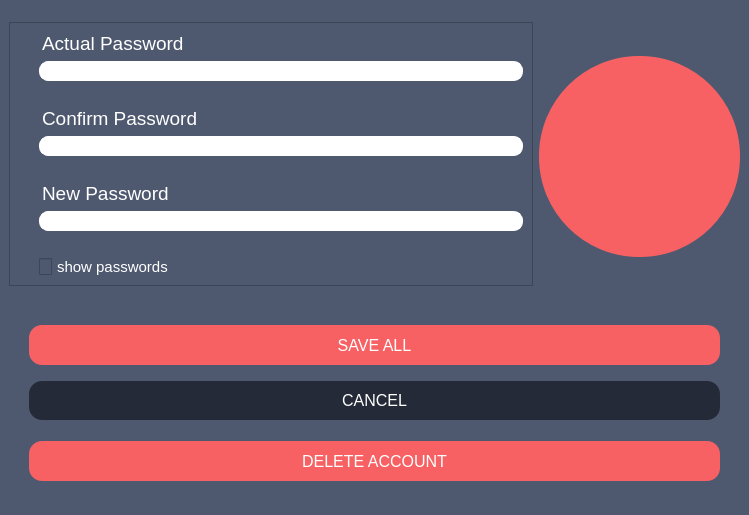
Old version of the form src/client/gui/ui/edit.ui in the repository aleoli/Shared-Editor.
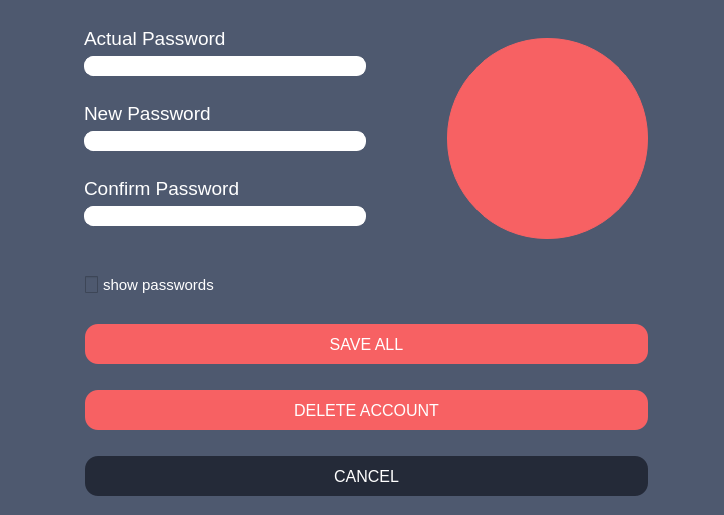
New version of the form. Icons and pictures are not drawn.

Commit message: modificato Edit, Registration, TextEditor, DockWidget, DockWidget_folder

Patch:
```diff
--- a/src/client/gui/ui/edit.ui
+++ b/src/client/gui/ui/edit.ui
@@ -6,7 +6,7 @@
    <rect>
     <x>0</x>
     <y>0</y>
-    <width>749</width>
+    <width>724</width>
     <height>515</height>
    </rect>
   </property>
@@ -34,23 +34,312 @@
 </string>
    </property>
    <layout class="QGridLayout" name="gridLayout">
-    <item row="1" column="1" alignment="Qt::AlignHCenter">
+    <item row="2" column="0" colspan="2">
+     <layout class="QVBoxLayout" name="buttons">
+      <property name="leftMargin">
+       <number>10</number>
+      </property>
+      <property name="topMargin">
+       <number>0</number>
+      </property>
+      <item>
+       <widget class="QPushButton" name="btn_save">
+        <property name="sizePolicy">
+         <sizepolicy hsizetype="Minimum" vsizetype="Fixed">
+          <horstretch>0</horstretch>
+          <verstretch>0</verstretch>
+         </sizepolicy>
+        </property>
+        <property name="cursor">
+         <cursorShape>PointingHandCursor</cursorShape>
+        </property>
+        <property name="toolTip">
+         <string/>
+        </property>
+        <property name="styleSheet">
+         <string notr="true">QPushButton {
+	background: #f76163;
+    border-width: 1px;
+    border-radius: 13px;
+    border-color: #f76163;
+    font: 12pt;
+    color: white;
+    padding: 10px;
+	margin-left: 0px;
+	margin-right: 0px;
+	margin-top: 15px;
+	margin-bottom: 10px;
+	min-height: 20px;
+}
+
+QPushButton:hover {
+background: qradialgradient(cx:0.3, cy:0.5, radius: 5.5,
+              fx:0.5, fy:0.5, stop:0 #f65964, stop:1 white);
+}
+
+QPushButton:pressed {
+background: qradialgradient(cx:0.7, cy:0.5, radius: 5.5,
+              fx:0.5, fy:0.5, stop:0 #f65964, stop:1 black);
+}
+
+QPushButton:focus {
+   border: none;
+   outline: none;
+}</string>
+        </property>
+        <property name="text">
+         <string>SAVE ALL</string>
+        </property>
+       </widget>
+      </item>
+      <item>
+       <widget class="QPushButton" name="btn_delete">
+        <property name="enabled">
+         <bool>true</bool>
+        </property>
+        <property name="cursor">
+         <cursorShape>PointingHandCursor</cursorShape>
+        </property>
+        <property name="styleSheet">
+         <string notr="true">QPushButton {
+	background: #f76163;
+    border-width: 1px;
+    border-radius: 13px;
+    border-color: #f76163;
+    font: 12pt;
+    color: white;
+    padding: 10px;
+	margin-left: 0px;
+	margin-right: 0px;
+	margin-top: 10px;
+	margin-bottom: 10px;
+	min-height: 20px;
+}
+
+QPushButton:hover {
+background: qradialgradient(cx:0.3, cy:0.5, radius: 5.5,
+              fx:0.5, fy:0.5, stop:0 #f65964, stop:1 white);
+}
+
+QPushButton:pressed {
+background: qradialgradient(cx:0.7, cy:0.5, radius: 5.5,
+              fx:0.5, fy:0.5, stop:0 #f65964, stop:1 black);
+}
+
+QPushButton:focus {
+   border: none;
+   outline: none;
+}</string>
+        </property>
+        <property name="text">
+         <string>DELETE ACCOUNT</string>
+        </property>
+       </widget>
+      </item>
+      <item>
+       <widget class="QPushButton" name="btn_cancel">
+        <property name="sizePolicy">
+         <sizepolicy hsizetype="Minimum" vsizetype="Fixed">
+          <horstretch>0</horstretch>
+          <verstretch>0</verstretch>
+         </sizepolicy>
+        </property>
+        <property name="cursor">
+         <cursorShape>PointingHandCursor</cursorShape>
+        </property>
+        <property name="toolTip">
+         <string/>
+        </property>
+        <property name="styleSheet">
+         <string notr="true">QPushButton {
+    background: #242A38;
+    border-width: 1px;
+    border-radius: 13px;
+    border-color: #242A38;
+    font: 12pt;
+	color: white;
+    padding: 10px;
+	margin-left: 0px;
+	margin-right: 0px;
+	margin-top: 10px;
+	min-height: 20px;
+}
+
+QPushButton:hover {
+background: qradialgradient(cx:0.3, cy:0.5, radius: 5.5,
+              fx:0.5, fy:0.5, stop:0 #242A38, stop:1 white);
+}
+
+QPushButton:pressed {
+border-style: inset;
+background: qradialgradient(cx:0.7, cy:0.5, radius: 5.5,
+              fx:0.5, fy:0.5, stop:0 #242A38, stop:1 #000);
+}
+
+QPushButton:focus {
+   border: none;
+   outline: none;
+}</string>
+        </property>
+        <property name="text">
+         <string>CANCEL</string>
+        </property>
+       </widget>
+      </item>
+     </layout>
+    </item>
+    <item row="0" column="0">
+     <widget class="QFrame" name="frame">
+      <property name="maximumSize">
+       <size>
+        <width>300</width>
+        <height>16777215</height>
+       </size>
+      </property>
+      <property name="styleSheet">
+       <string notr="true">margin-bottom: 5px;</string>
+      </property>
+      <property name="frameShape">
+       <enum>QFrame::NoFrame</enum>
+      </property>
+      <property name="frameShadow">
+       <enum>QFrame::Plain</enum>
+      </property>
+      <layout class="QVBoxLayout" name="verticalLayout_5">
+       <item>
+        <layout class="QVBoxLayout" name="pwd">
+         <property name="rightMargin">
+          <number>0</number>
+         </property>
+         <item>
+          <widget class="QLabel" name="label_pwd">
+           <property name="styleSheet">
+            <string notr="true">QLabel{
+	text-decoration: none;
+	margin-left: 0px;
+	margin-bottom: 0px;
+}</string>
+           </property>
+           <property name="text">
+            <string>&lt;html&gt;&lt;head/&gt;&lt;body&gt;&lt;p&gt;&lt;span style=&quot; font-size:14pt; color:#ffffff;&quot;&gt;Actual Password&lt;/span&gt;&lt;/p&gt;&lt;/body&gt;&lt;/html&gt;</string>
+           </property>
+          </widget>
+         </item>
+         <item>
+          <widget class="QLineEdit" name="ledit_pwd">
+           <property name="styleSheet">
+            <string notr="true">background: white;
+border:1px solid white;
+border-radius: 9px;
+padding: 1 8px;
+margin: 0 0 20 0px;
+color: #242A38;
+font: &quot;Segoe UI Emoji&quot;;
+selection-background-color: #f76163;</string>
+           </property>
+           <property name="echoMode">
+            <enum>QLineEdit::Password</enum>
+           </property>
+          </widget>
+         </item>
+        </layout>
+       </item>
+       <item>
+        <layout class="QVBoxLayout" name="newPwd">
+         <item>
+          <widget class="QLabel" name="label_newPwd">
+           <property name="styleSheet">
+            <string notr="true">QLabel{
+	text-decoration: none;
+	margin-left: 0px;
+	margin-bottom: 0px;
+}</string>
+           </property>
+           <property name="text">
+            <string>&lt;html&gt;&lt;head/&gt;&lt;body&gt;&lt;p&gt;&lt;span style=&quot; font-size:14pt; color:#ffffff;&quot;&gt;New Password&lt;/span&gt;&lt;/p&gt;&lt;/body&gt;&lt;/html&gt;</string>
+           </property>
+          </widget>
+         </item>
+         <item>
+          <widget class="QLineEdit" name="ledit_newPwd">
+           <property name="styleSheet">
+            <string notr="true">background: white;
+border:1px solid white;
+border-radius: 9px;
+padding: 1 8px;
+margin: 0 0 20 0px;
+color: #242A38;
+font: &quot;Segoe UI Emoji&quot;;
+selection-background-color: #f76163;</string>
+           </property>
+           <property name="echoMode">
+            <enum>QLineEdit::Password</enum>
+           </property>
+          </widget>
+         </item>
+        </layout>
+       </item>
+       <item>
+        <layout class="QVBoxLayout" name="cnfrmPwd">
+         <property name="sizeConstraint">
+          <enum>QLayout::SetDefaultConstraint</enum>
+         </property>
+         <property name="rightMargin">
+          <number>0</number>
+         </property>
+         <item>
+          <widget class="QLabel" name="label_cnfrmPwd">
+           <property name="styleSheet">
+            <string notr="true">QLabel{
+	text-decoration: none;
+	margin-left: 0px;
+	margin-bottom: 0px;
+}</string>
+           </property>
+           <property name="text">
+            <string>&lt;html&gt;&lt;head/&gt;&lt;body&gt;&lt;p&gt;&lt;span style=&quot; font-size:14pt; color:#ffffff;&quot;&gt;Confirm Password&lt;/span&gt;&lt;/p&gt;&lt;/body&gt;&lt;/html&gt;</string>
+           </property>
+          </widget>
+         </item>
+         <item>
+          <widget class="QLineEdit" name="lineEdit_cnfrmPwd">
+           <property name="styleSheet">
+            <string notr="true">background: white;
+border:1px solid white;
+border-radius: 9px;
+padding: 1 8px;
+margin: 0 0 20 0px;
+color: #242A38;
+font: &quot;Segoe UI Emoji&quot;;
+selection-background-color: #f76163;</string>
+           </property>
+           <property name="echoMode">
+            <enum>QLineEdit::Password</enum>
+           </property>
+          </widget>
+         </item>
+        </layout>
+       </item>
+      </layout>
+     </widget>
+    </item>
+    <item row="0" column="1">
      <widget class="QPushButton" name="btn_changeProfile">
       <property name="enabled">
        <bool>true</bool>
       </property>
       <property name="minimumSize">
        <size>
+        <width>0</width>
+        <height>0</height>
+       </size>
+      </property>
+      <property name="maximumSize">
+       <size>
         <width>201</width>
         <height>201</height>
        </size>
       </property>
-      <property name="maximumSize">
-       <size>
-        <width>16777215</width>
-        <height>201</height>
-       </size>
-      </property>
       <property name="sizeIncrement">
        <size>
         <width>0</width>
@@ -63,151 +352,6 @@
         <height>0</height>
        </size>
       </property>
-      <property name="palette">
-       <palette>
-        <active>
-         <colorrole role="Button">
-          <brush brushstyle="SolidPattern">
-           <color alpha="255">
-            <red>247</red>
-            <green>97</green>
-            <blue>99</blue>
-           </color>
-          </brush>
-         </colorrole>
-         <colorrole role="Base">
-          <brush brushstyle="SolidPattern">
-           <color alpha="255">
-            <red>247</red>
-            <green>97</green>
-            <blue>99</blue>
-           </color>
-          </brush>
-         </colorrole>
-         <colorrole role="Window">
-          <brush brushstyle="SolidPattern">
-           <color alpha="255">
-            <red>247</red>
-            <green>97</green>
-            <blue>99</blue>
-           </color>
-          </brush>
-         </colorrole>
-         <colorrole role="ToolTipBase">
-          <brush brushstyle="SolidPattern">
-           <color alpha="255">
-            <red>255</red>
-            <green>255</green>
-            <blue>220</blue>
-           </color>
-          </brush>
-         </colorrole>
-         <colorrole role="ToolTipText">
-          <brush brushstyle="SolidPattern">
-           <color alpha="255">
-            <red>0</red>
-            <green>0</green>
-            <blue>0</blue>
-           </color>
-          </brush>
-         </colorrole>
-        </active>
-        <inactive>
-         <colorrole role="Button">
-          <brush brushstyle="SolidPattern">
-           <color alpha="255">
-            <red>247</red>
-            <green>97</green>
-            <blue>99</blue>
-           </color>
-          </brush>
-         </colorrole>
-         <colorrole role="Base">
-          <brush brushstyle="SolidPattern">
-           <color alpha="255">
-            <red>247</red>
-            <green>97</green>
-            <blue>99</blue>
-           </color>
-          </brush>
-         </colorrole>
-         <colorrole role="Window">
-          <brush brushstyle="SolidPattern">
-           <color alpha="255">
-            <red>247</red>
-            <green>97</green>
-            <blue>99</blue>
-           </color>
-          </brush>
-         </colorrole>
-         <colorrole role="ToolTipBase">
-          <brush brushstyle="SolidPattern">
-           <color alpha="255">
-            <red>255</red>
-            <green>255</green>
-            <blue>220</blue>
-           </color>
-          </brush>
-         </colorrole>
-         <colorrole role="ToolTipText">
-          <brush brushstyle="SolidPattern">
-           <color alpha="255">
-            <red>0</red>
-            <green>0</green>
-            <blue>0</blue>
-           </color>
-          </brush>
-         </colorrole>
-        </inactive>
-        <disabled>
-         <colorrole role="Button">
-          <brush brushstyle="SolidPattern">
-           <color alpha="255">
-            <red>247</red>
-            <green>97</green>
-            <blue>99</blue>
-           </color>
-          </brush>
-         </colorrole>
-         <colorrole role="Base">
-          <brush brushstyle="SolidPattern">
-           <color alpha="255">
-            <red>247</red>
-            <green>97</green>
-            <blue>99</blue>
-           </color>
-          </brush>
-         </colorrole>
-         <colorrole role="Window">
-          <brush brushstyle="SolidPattern">
-           <color alpha="255">
-            <red>247</red>
-            <green>97</green>
-            <blue>99</blue>
-           </color>
-          </brush>
-         </colorrole>
-         <colorrole role="ToolTipBase">
-          <brush brushstyle="SolidPattern">
-           <color alpha="255">
-            <red>255</red>
-            <green>255</green>
-            <blue>220</blue>
-           </color>
-          </brush>
-         </colorrole>
-         <colorrole role="ToolTipText">
-          <brush brushstyle="SolidPattern">
-           <color alpha="255">
-            <red>0</red>
-            <green>0</green>
-            <blue>0</blue>
-           </color>
-          </brush>
-         </colorrole>
-        </disabled>
-       </palette>
-      </property>
       <property name="cursor">
        <cursorShape>PointingHandCursor</cursorShape>
       </property>
@@ -220,7 +364,7 @@
       <property name="styleSheet">
        <string notr="true">QPushButton{
 background-color: #f76163;
-border: 0px solid white;
+border: 1px solid #f76163;
 border-radius: 100px;
 }
 
@@ -268,168 +412,20 @@
      </widget>
     </item>
     <item row="1" column="0">
-     <widget class="QFrame" name="form">
-      <property name="minimumSize">
-       <size>
-        <width>0</width>
-        <height>0</height>
-       </size>
+     <widget class="QCheckBox" name="checkBox_showPasswords">
+      <property name="cursor">
+       <cursorShape>PointingHandCursor</cursorShape>
       </property>
-      <property name="maximumSize">
-       <size>
-        <width>16777215</width>
-        <height>16777215</height>
-       </size>
+      <property name="toolTip">
+       <string/>
       </property>
       <property name="styleSheet">
-       <string notr="true">padding-top: 0px;
-margin-left: 0px;
-margin-right: 0px;
-margin-bottom: 5px;</string>
-      </property>
-      <property name="frameShape">
-       <enum>QFrame::StyledPanel</enum>
-      </property>
-      <property name="frameShadow">
-       <enum>QFrame::Raised</enum>
-      </property>
-      <layout class="QVBoxLayout" name="verticalLayout_5">
-       <property name="sizeConstraint">
-        <enum>QLayout::SetDefaultConstraint</enum>
-       </property>
-       <item>
-        <layout class="QVBoxLayout" name="pwd">
-         <item>
-          <widget class="QLabel" name="label_pwd">
-           <property name="styleSheet">
-            <string notr="true">QLabel{;
-	background: rgba(0,0,0,0);
-	margin-left: 20px;
-	margin-bottom: 0px;
-}</string>
-           </property>
-           <property name="text">
-            <string>&lt;html&gt;&lt;head/&gt;&lt;body&gt;&lt;p&gt;&lt;span style=&quot; font-size:14pt; color:#ffffff;&quot;&gt;Actual Password&lt;/span&gt;&lt;/p&gt;&lt;/body&gt;&lt;/html&gt;</string>
-           </property>
-          </widget>
-         </item>
-         <item>
-          <widget class="QLineEdit" name="lineEdit_pwd">
-           <property name="styleSheet">
-            <string notr="true">background: white;
-border:1px solid white;
-border-radius: 9px;
-padding: 1 8px;
-margin: 0 0 20 20px;
-color: #242A38;
-font: &quot;Segoe UI Emoji&quot;;
-selection-background-color: #f76163;</string>
-           </property>
-           <property name="echoMode">
-            <enum>QLineEdit::Password</enum>
-           </property>
-          </widget>
-         </item>
-        </layout>
-       </item>
-       <item>
-        <layout class="QVBoxLayout" name="cnfrmPwd">
-         <property name="sizeConstraint">
-          <enum>QLayout::SetDefaultConstraint</enum>
-         </property>
-         <property name="rightMargin">
-          <number>0</number>
-         </property>
-         <item>
-          <widget class="QLabel" name="label_cnfrmPwd">
-           <property name="styleSheet">
-            <string notr="true">QLabel{;
-	background: rgba(0,0,0,0);
-	margin-left: 20px;
-	margin-bottom: 0px;
-}</string>
-           </property>
-           <property name="text">
-            <string>&lt;html&gt;&lt;head/&gt;&lt;body&gt;&lt;p&gt;&lt;span style=&quot; font-size:14pt; color:#ffffff;&quot;&gt;Confirm Password&lt;/span&gt;&lt;/p&gt;&lt;/body&gt;&lt;/html&gt;</string>
-           </property>
-          </widget>
-         </item>
-         <item>
-          <widget class="QLineEdit" name="lineEdit_cnfrmPwd">
-           <property name="styleSheet">
-            <string notr="true">background: white;
-border:1px solid white;
-border-radius: 9px;
-padding: 1 8px;
-margin: 0 0 20 20px;
-color: #242A38;
-font: &quot;Segoe UI Emoji&quot;;
-selection-background-color: #f76163;</string>
-           </property>
-           <property name="echoMode">
-            <enum>QLineEdit::Password</enum>
-           </property>
-          </widget>
-         </item>
-        </layout>
-       </item>
-       <item>
-        <layout class="QVBoxLayout" name="newPwd">
-         <property name="sizeConstraint">
-          <enum>QLayout::SetDefaultConstraint</enum>
-         </property>
-         <item>
-          <widget class="QLabel" name="label_newPwd">
-           <property name="styleSheet">
-            <string notr="true">QLabel{;
-	background: rgba(0,0,0,0);
-	margin-left: 20px;
-	margin-bottom: 0px;
-}</string>
-           </property>
-           <property name="text">
-            <string>&lt;html&gt;&lt;head/&gt;&lt;body&gt;&lt;p&gt;&lt;span style=&quot; font-size:14pt; color:#ffffff;&quot;&gt;New  Password&lt;/span&gt;&lt;/p&gt;&lt;/body&gt;&lt;/html&gt;</string>
-           </property>
-          </widget>
-         </item>
-         <item>
-          <widget class="QLineEdit" name="lineEdit_newPwd">
-           <property name="styleSheet">
-            <string notr="true">background: white;
-border:1px solid white;
-border-radius: 9px;
-padding: 1 8px;
-margin: 0 0 20 20px;
-color: #242A38;
-font: &quot;Segoe UI Emoji&quot;;
-selection-background-color: #f76163;</string>
-           </property>
-           <property name="echoMode">
-            <enum>QLineEdit::Password</enum>
-           </property>
-          </widget>
-         </item>
-        </layout>
-       </item>
-       <item>
-        <widget class="QCheckBox" name="checkBox_showPasswords">
-         <property name="cursor">
-          <cursorShape>PointingHandCursor</cursorShape>
-         </property>
-         <property name="toolTip">
-          <string/>
-         </property>
-         <property name="styleSheet">
-          <string notr="true">QCheckBox:focus {
-   border: none;
-   outline: none;
-}
-
-QCheckBox {
+       <string notr="true">QCheckBox {
     spacing: 5px;
 	font-size: 11pt;
 	color:white;
-	margin: 0 0 0 20px;
+	margin-bottom: 0px;
+	margin-left: 10px;
 }
 
 QCheckBox::indicator {
@@ -444,366 +440,18 @@
 QCheckBox::indicator:checked {
     image: url(:/res/checkbox_checked.png);
 }
+
+QCheckBox:focus {
+   border: none;
+   outline: none;
+}
 </string>
-         </property>
-         <property name="text">
-          <string>show passwords</string>
-         </property>
-        </widget>
-       </item>
-      </layout>
+      </property>
+      <property name="text">
+       <string>show passwords</string>
+      </property>
      </widget>
     </item>
-    <item row="2" column="0" colspan="2">
-     <layout class="QVBoxLayout" name="buttons_checkbox">
-      <property name="sizeConstraint">
-       <enum>QLayout::SetDefaultConstraint</enum>
-      </property>
-      <property name="leftMargin">
-       <number>20</number>
-      </property>
-      <property name="rightMargin">
-       <number>20</number>
-      </property>
-      <item>
-       <widget class="QPushButton" name="btn_save">
-        <property name="sizePolicy">
-         <sizepolicy hsizetype="Minimum" vsizetype="Fixed">
-          <horstretch>0</horstretch>
-          <verstretch>0</verstretch>
-         </sizepolicy>
-        </property>
-        <property name="palette">
-         <palette>
-          <active>
-           <colorrole role="WindowText">
-            <brush brushstyle="SolidPattern">
-             <color alpha="255">
-              <red>255</red>
-              <green>255</green>
-              <blue>255</blue>
-             </color>
-            </brush>
-           </colorrole>
-           <colorrole role="Button">
-            <brush brushstyle="SolidPattern">
-             <color alpha="255">
-              <red>247</red>
-              <green>97</green>
-              <blue>99</blue>
-             </color>
-            </brush>
-           </colorrole>
-           <colorrole role="Text">
-            <brush brushstyle="SolidPattern">
-             <color alpha="255">
-              <red>255</red>
-              <green>255</green>
-              <blue>255</blue>
-             </color>
-            </brush>
-           </colorrole>
-           <colorrole role="ButtonText">
-            <brush brushstyle="SolidPattern">
-             <color alpha="255">
-              <red>255</red>
-              <green>255</green>
-              <blue>255</blue>
-             </color>
-            </brush>
-           </colorrole>
-           <colorrole role="Base">
-            <brush brushstyle="SolidPattern">
-             <color alpha="255">
-              <red>247</red>
-              <green>97</green>
-              <blue>99</blue>
-             </color>
-            </brush>
-           </colorrole>
-           <colorrole role="Window">
-            <brush brushstyle="SolidPattern">
-             <color alpha="255">
-              <red>247</red>
-              <green>97</green>
-              <blue>99</blue>
-             </color>
-            </brush>
-           </colorrole>
-           <colorrole role="PlaceholderText">
-            <brush brushstyle="NoBrush">
-             <color alpha="128">
-              <red>255</red>
-              <green>255</green>
-              <blue>255</blue>
-             </color>
-            </brush>
-           </colorrole>
-          </active>
-          <inactive>
-           <colorrole role="WindowText">
-            <brush brushstyle="SolidPattern">
-             <color alpha="255">
-              <red>255</red>
-              <green>255</green>
-              <blue>255</blue>
-             </color>
-            </brush>
-           </colorrole>
-           <colorrole role="Button">
-            <brush brushstyle="SolidPattern">
-             <color alpha="255">
-              <red>247</red>
-              <green>97</green>
-              <blue>99</blue>
-             </color>
-            </brush>
-           </colorrole>
-           <colorrole role="Text">
-            <brush brushstyle="SolidPattern">
-             <color alpha="255">
-              <red>255</red>
-              <green>255</green>
-              <blue>255</blue>
-             </color>
-            </brush>
-           </colorrole>
-           <colorrole role="ButtonText">
-            <brush brushstyle="SolidPattern">
-             <color alpha="255">
-              <red>255</red>
-              <green>255</green>
-              <blue>255</blue>
-             </color>
-            </brush>
-           </colorrole>
-           <colorrole role="Base">
-            <brush brushstyle="SolidPattern">
-             <color alpha="255">
-              <red>247</red>
-              <green>97</green>
-              <blue>99</blue>
-             </color>
-            </brush>
-           </colorrole>
-           <colorrole role="Window">
-            <brush brushstyle="SolidPattern">
-             <color alpha="255">
-              <red>247</red>
-              <green>97</green>
-              <blue>99</blue>
-             </color>
-            </brush>
-           </colorrole>
-           <colorrole role="PlaceholderText">
-            <brush brushstyle="NoBrush">
-             <color alpha="128">
-              <red>255</red>
-              <green>255</green>
-              <blue>255</blue>
-             </color>
-            </brush>
-           </colorrole>
-          </inactive>
-          <disabled>
-           <colorrole role="WindowText">
-            <brush brushstyle="SolidPattern">
-             <color alpha="255">
-              <red>255</red>
-              <green>255</green>
-              <blue>255</blue>
-             </color>
-            </brush>
-           </colorrole>
-           <colorrole role="Button">
-            <brush brushstyle="SolidPattern">
-             <color alpha="255">
-              <red>247</red>
-              <green>97</green>
-              <blue>99</blue>
-             </color>
-            </brush>
-           </colorrole>
-           <colorrole role="Text">
-            <brush brushstyle="SolidPattern">
-             <color alpha="255">
-              <red>255</red>
-              <green>255</green>
-              <blue>255</blue>
-             </color>
-            </brush>
-           </colorrole>
-           <colorrole role="ButtonText">
-            <brush brushstyle="SolidPattern">
-             <color alpha="255">
-              <red>255</red>
-              <green>255</green>
-              <blue>255</blue>
-             </color>
-            </brush>
-           </colorrole>
-           <colorrole role="Base">
-            <brush brushstyle="SolidPattern">
-             <color alpha="255">
-              <red>247</red>
-              <green>97</green>
-              <blue>99</blue>
-             </color>
-            </brush>
-           </colorrole>
-           <colorrole role="Window">
-            <brush brushstyle="SolidPattern">
-             <color alpha="255">
-              <red>247</red>
-              <green>97</green>
-              <blue>99</blue>
-             </color>
-            </brush>
-           </colorrole>
-           <colorrole role="PlaceholderText">
-            <brush brushstyle="NoBrush">
-             <color alpha="128">
-              <red>255</red>
-              <green>255</green>
-              <blue>255</blue>
-             </color>
-            </brush>
-           </colorrole>
-          </disabled>
-         </palette>
-        </property>
-        <property name="cursor">
-         <cursorShape>PointingHandCursor</cursorShape>
-        </property>
-        <property name="toolTip">
-         <string/>
-        </property>
-        <property name="styleSheet">
-         <string notr="true">QPushButton {
-	background: #f76163;
-    border-width: 1px;
-    border-radius: 13px;
-    border-color: #f76163;
-    font: 12pt;
-    color: white;
-    padding: 10px;
-	margin-left: 0px;
-	margin-right: 0px;
-	margin-top: 15px;
-	margin-bottom: 10px;
-	min-height: 20px;
-}
-
-QPushButton:hover {
-background: qradialgradient(cx:0.3, cy:0.5, radius: 5.5,
-              fx:0.5, fy:0.5, stop:0 #f65964, stop:1 white);
-}
-
-QPushButton:pressed {
-background: qradialgradient(cx:0.7, cy:0.5, radius: 5.5,
-              fx:0.5, fy:0.5, stop:0 #f65964, stop:1 black);
-}
-
-QPushButton:focus {
-   border: none;
-   outline: none;
-}</string>
-        </property>
-        <property name="text">
-         <string>SAVE ALL</string>
-        </property>
-       </widget>
-      </item>
-      <item>
-       <widget class="QPushButton" name="btn_cancel">
-        <property name="sizePolicy">
-         <sizepolicy hsizetype="Minimum" vsizetype="Fixed">
-          <horstretch>0</horstretch>
-          <verstretch>0</verstretch>
-         </sizepolicy>
-        </property>
-        <property name="cursor">
-         <cursorShape>PointingHandCursor</cursorShape>
-        </property>
-        <property name="toolTip">
-         <string/>
-        </property>
-        <property name="styleSheet">
-         <string notr="true">QPushButton:focus {
-   border: none;
-   outline: none;
-}
-
-QPushButton {
-    background: #242A38;
-    /*border-style: outset;*/
-    border-width: 1px;
-    border-radius: 13px;
-    border-color: #242A38;
-    font: 12pt;
-	color: white;
-    padding: 10px;
-	margin-left: 0px;
-	margin-right: 0px;
-	margin-top: 0px;
-}
-
-QPushButton:hover {
-background: qradialgradient(cx:0.3, cy:0.5, radius: 5.5,
-              fx:0.5, fy:0.5, stop:0 #242A38, stop:1 white);
-}
-
-QPushButton:pressed {
-border-style: inset;
-background: qradialgradient(cx:0.7, cy:0.5, radius: 5.5,
-              fx:0.5, fy:0.5, stop:0 #242A38, stop:1 #000);
-}</string>
-        </property>
-        <property name="text">
-         <string>CANCEL</string>
-        </property>
-       </widget>
-      </item>
-      <item>
-       <widget class="QPushButton" name="pushButton">
-        <property name="styleSheet">
-         <string notr="true">QPushButton {
-	background: #f76163;
-    border-width: 1px;
-    border-radius: 13px;
-    border-color: #f76163;
-    font: 12pt;
-    color: white;
-    padding: 10px;
-	margin-left: 0px;
-	margin-right: 0px;
-	margin-top: 15px;
-	margin-bottom: 10px;
-	min-height: 20px;
-}
-
-QPushButton:hover {
-background: qradialgradient(cx:0.3, cy:0.5, radius: 5.5,
-              fx:0.5, fy:0.5, stop:0 #f65964, stop:1 white);
-}
-
-QPushButton:pressed {
-background: qradialgradient(cx:0.7, cy:0.5, radius: 5.5,
-              fx:0.5, fy:0.5, stop:0 #f65964, stop:1 black);
-}
-
-QPushButton:focus {
-   border: none;
-   outline: none;
-}</string>
-        </property>
-        <property name="text">
-         <string>DELETE ACCOUNT</string>
-        </property>
-       </widget>
-      </item>
-     </layout>
-    </item>
    </layout>
   </widget>
  </widget>
```
The commit also changes 3 other files.
